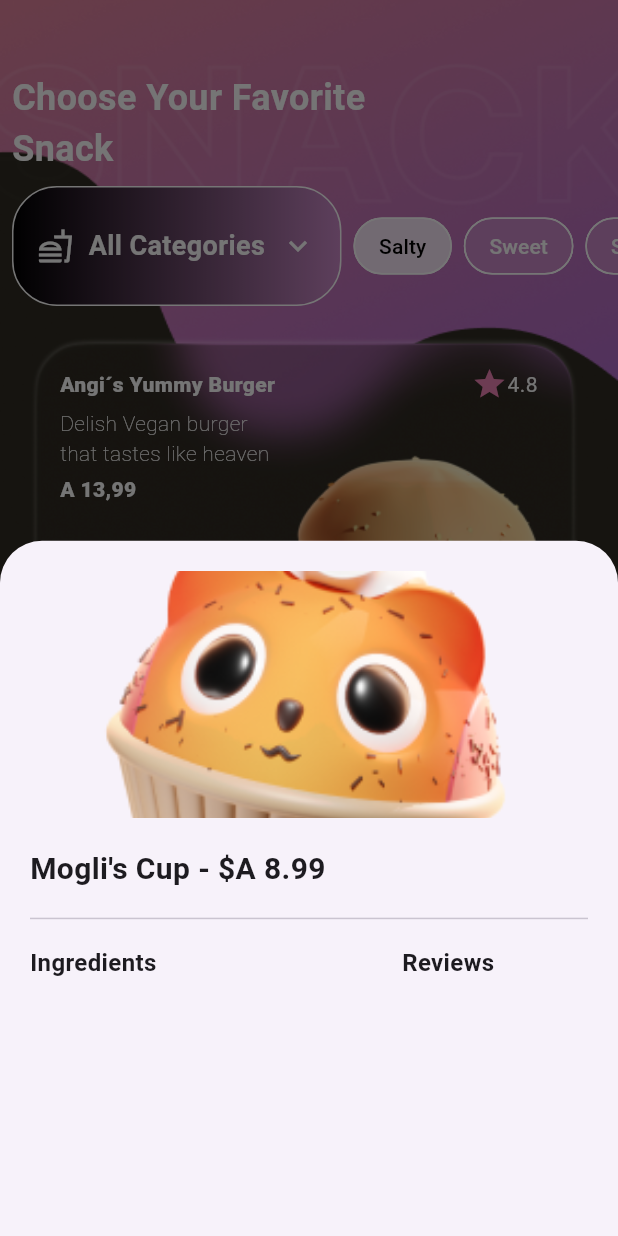
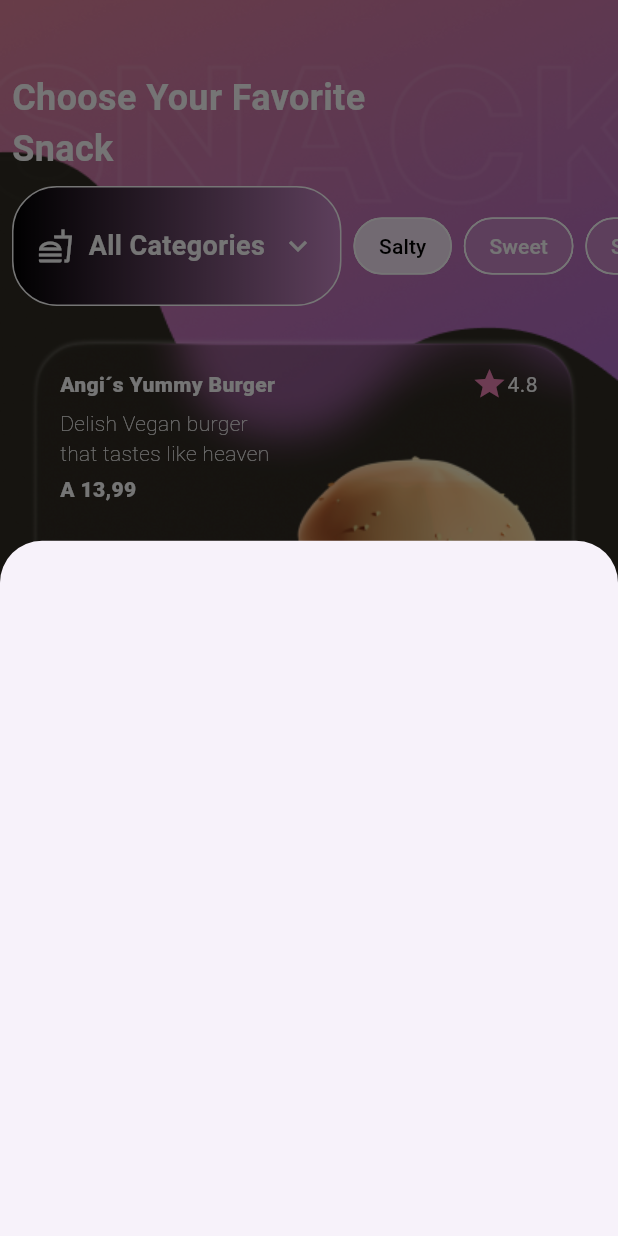
Before and after one commit to jchillah/jp_screens, a Flutter app: the MainScreen screen opened directly, after a tap on "Mogli's Cup", on a phone screen of 412 x 824 dp. Run offline on Flutter 3.47's test engine with Material 3 defaults, Android fonts, the phone set to English and light mode, and no system bars.

Commit message:
initialize Bottomsheet

```diff
--- a/lib/src/features/main_screen/Presentation/main_screen.dart
+++ b/lib/src/features/main_screen/Presentation/main_screen.dart
@@ -124,86 +124,8 @@ class MainScreen extends StatelessWidget {
 
 void _showBottomSheet(BuildContext context, Product product) {
   showModalBottomSheet(
-    context: context,
-    builder: (BuildContext context) {
-      return Container(
-        padding: const EdgeInsets.symmetric(vertical: 20, horizontal: 20),
-        child: Column(
-          crossAxisAlignment: CrossAxisAlignment.start,
-          children: [
-            ClipRRect(
-              borderRadius: BorderRadius.circular(8.0),
-              child: Container(
-                height: MediaQuery.of(context).size.height * 0.2,
-                decoration: BoxDecoration(
-                  image: DecorationImage(
-                    image: AssetImage(product.image),
-                    fit: BoxFit.cover,
-                  ),
-                ),
-              ),
-            ),
-            SizedBox(height: 20),
-            // Beschreibung mit Preis
-            Text(
-              '${product.name} - \$${product.price}',
-              style: TextStyle(
-                fontWeight: FontWeight.bold,
-                fontSize: 20,
-              ),
-            ),
-            SizedBox(height: 10),
-
-            Divider(),
-            SizedBox(height: 10),
-
-            Row(
-              children: [
-                Expanded(
-                  flex: 2,
-                  child: Column(
-                    crossAxisAlignment: CrossAxisAlignment.start,
-                    children: [
-                      Text(
-                        'Ingredients',
-                        style: TextStyle(
-                          fontWeight: FontWeight.bold,
-                          fontSize: 16,
-                        ),
-                      ),
-                      SizedBox(height: 5),
-                      // Hier die Icons für die Zutaten einfügen
-                      // Icon(Icons.ingredient),
-                      // Icon(Icons.ingredient),
-                      // Icon(Icons.ingredient),
-                      // Icon(Icons.ingredient),
-                    ],
-                  ),
-                ),
-                Expanded(
-                  flex: 1,
-                  child: Column(
-                    crossAxisAlignment: CrossAxisAlignment.start,
-                    children: [
-                      // Bewertungen
-                      Text(
-                        'Reviews',
-                        style: TextStyle(
-                          fontWeight: FontWeight.bold,
-                          fontSize: 16,
-                        ),
-                      ),
-                      SizedBox(height: 5),
-                      // Hier die Bewertungen einfügen
-                      // StarRating(rating: 4.5),
-                    ],
-                  ),
-                ),
-              ],
-            ),
-          ],
-        ),
-      );
-    },
-  );
+      context: context,
+      builder: (BuildContext context) {
+        return Stack();
+      });
 }
```
